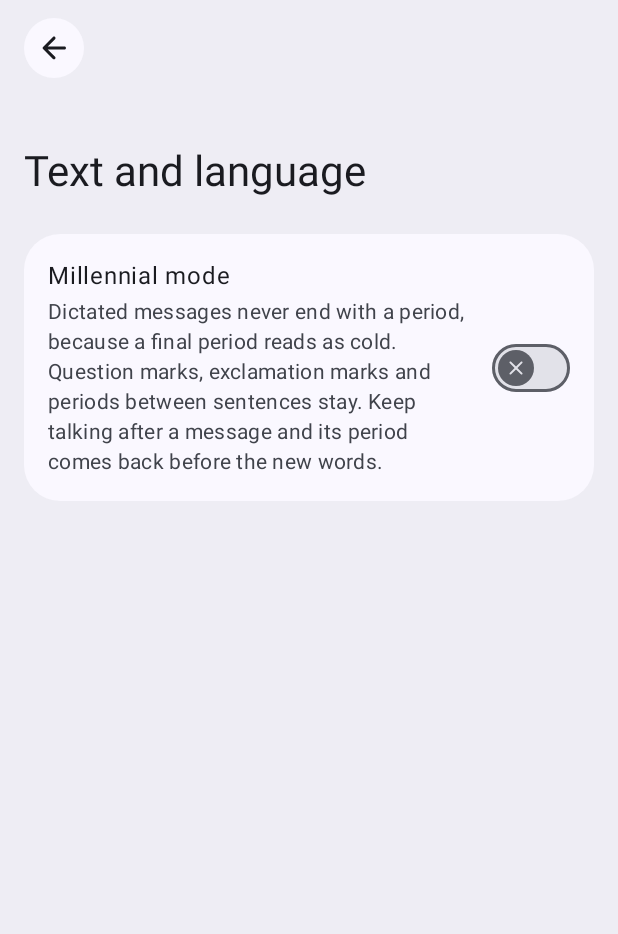
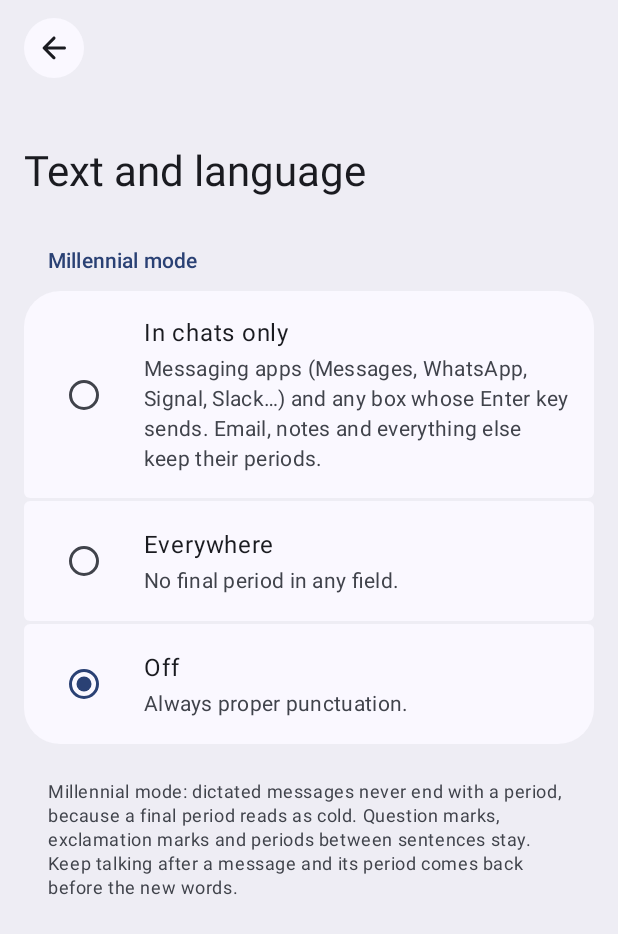
Before and after one commit to ryderdavid/BubbleKeyboard, an Android app built with Jetpack Compose: the composable LanguagePage shown on its own in the app's theme, on a phone screen of 412 x 824 dp. Shown: the top 934 px of the screen. Run offline under Robolectric (Android 15) with nearby library versions, the phone set to English and light mode, and no system bars.

Commit message:
v0.66: "voice bar" spoken commands; millennial mode in chats only
- Say "voice bar" and a command as the last thing, then pause (700 ms): done,
  send, keyboard, clean up (polish so far, keep listening) or cancel, with loose
  wording. The command's words are cut from the dictation.
- Millennial mode is now off / in chats only / everywhere. Chats: known messaging
  apps, short-message fields, or fields whose Enter sends; never email, subject,
  web address or password fields. The old switch's "on" becomes chats only.

Co-Authored-By: Claude Opus 5.5 <noreply@anthropic.com>
Claude-Session: https://claude.ai/code/session_01SYr4DxEVd8KEDXTjVxLCdk

```diff
--- a/app/build.gradle.kts
+++ b/app/build.gradle.kts
@@ -13,8 +13,8 @@ android {
         applicationId = "com.ryderdavid.bubblekeyboard"
         minSdk = 26
         targetSdk = 37
-        versionCode = 65
-        versionName = "0.65"
+        versionCode = 66
+        versionName = "0.66"
     }
 
     // The release key lives outside the repo (on Ryder's Mac at ~/Code/BubbleKeyboard-signing/).
--- a/app/src/main/java/com/ryderdavid/bubblekeyboard/Prefs.kt
+++ b/app/src/main/java/com/ryderdavid/bubblekeyboard/Prefs.kt
@@ -11,7 +11,16 @@ object Prefs {
     /** Start dictating as soon as a text box opens the keyboard. */
     const val AUTO_LISTEN = "auto_listen"
     const val DEFAULT_AUTO_LISTEN = false
+    /** The old on/off switch for millennial mode; read once to carry it over to [MILLENNIAL_WHERE]. */
     const val MILLENNIAL = "millennial_mode"
+    /** Where millennial mode applies: "off", "chats" (messaging apps and message boxes) or "everywhere". */
+    const val MILLENNIAL_WHERE = "millennial_where"
+    const val MILLENNIAL_OFF = "off"
+    const val MILLENNIAL_CHATS = "chats"
+    const val MILLENNIAL_EVERYWHERE = "everywhere"
+    /** "Voice bar, send" and friends: spoken commands while dictating. */
+    const val VOICE_COMMANDS = "voice_commands"
+    const val DEFAULT_VOICE_COMMANDS = true
     const val GBOARD_BUBBLE_X = "gboard_bubble_x"
     const val GBOARD_BUBBLE_GAP = "gboard_bubble_gap"
     /** How the way back from Gboard looks: a bar on top of Gboard, a button in its voice-key spot, or a floating bubble. */
@@ -55,5 +64,12 @@ object Prefs {
         return enabled.split(':').map { it.substringBefore(';') }.firstOrNull { it.startsWith("$GBOARD_PACKAGE/") }
     }
 
+    /** Where millennial mode applies; the old switch's "on" becomes chats only. */
+    fun millennialWhere(context: Context): String {
+        val p = get(context)
+        p.getString(MILLENNIAL_WHERE, null)?.let { return it }
+        return if (p.getBoolean(MILLENNIAL, DEFAULT_MILLENNIAL)) MILLENNIAL_CHATS else MILLENNIAL_OFF
+    }
+
     fun get(context: Context): SharedPreferences = context.getSharedPreferences(FILE, Context.MODE_PRIVATE)
 }
--- a/app/src/main/java/com/ryderdavid/bubblekeyboard/SettingsActivity.kt
+++ b/app/src/main/java/com/ryderdavid/bubblekeyboard/SettingsActivity.kt
@@ -41,6 +41,7 @@ import androidx.compose.material.icons.rounded.Apps
 import androidx.compose.material.icons.rounded.AutoAwesome
 import androidx.compose.material.icons.rounded.DeleteSweep
 import androidx.compose.material.icons.rounded.Payments
+import androidx.compose.material.icons.rounded.RecordVoiceOver
 import androidx.compose.material.icons.rounded.Cancel
 import androidx.compose.material.icons.rounded.Settings
 import androidx.compose.material.icons.rounded.CheckCircle
@@ -393,6 +394,7 @@ private fun VoicePage(setup: SettingsActivity.Setup, refresh: () -> Unit, onBack
     val (live, setLive) = boolPref(Prefs.VOICE_LIVE, Prefs.DEFAULT_VOICE_LIVE)
     val (autoListen, setAutoListen) = boolPref(Prefs.AUTO_LISTEN, Prefs.DEFAULT_AUTO_LISTEN)
     val (cleanup, setCleanup) = boolPref(Prefs.CLEANUP, Prefs.DEFAULT_CLEANUP)
+    val (commands, setCommands) = boolPref(Prefs.VOICE_COMMANDS, Prefs.DEFAULT_VOICE_COMMANDS)
     val (silence, setSilence) = intPref(Prefs.SILENCE_TIMEOUT, Prefs.DEFAULT_SILENCE_TIMEOUT, Prefs.SILENCE_TIMEOUT_RANGE)
     var keysVersion by remember { mutableIntStateOf(0) } // re-reads the keys' saved state after a dialog
     var editing by remember { mutableStateOf<String?>(null) }
@@ -438,6 +440,15 @@ private fun VoicePage(setup: SettingsActivity.Setup, refresh: () -> Unit, onBack
             { SwitchRow(stringResource(R.string.auto_listen), stringResource(R.string.auto_listen_summary), autoListen, onChange = setAutoListen) },
             { SwitchRow(stringResource(R.string.voice_live), stringResource(R.string.voice_live_summary), live, onChange = setLive) },
             { SliderRow(stringResource(R.string.silence_timeout), stringResource(R.string.silence_timeout_summary), silence, Prefs.SILENCE_TIMEOUT_RANGE, { "$it s" }, onCommit = setSilence) },
+        ))
+        group(R.string.group_commands, listOf(
+            { SwitchRow(stringResource(R.string.voice_commands), stringResource(R.string.voice_commands_summary), commands, onChange = setCommands) },
+            {
+                SettingRow(
+                    stringResource(R.string.voice_commands_list_title), stringResource(R.string.voice_commands_list), enabled = commands,
+                    leading = { RowIcon(Icons.Rounded.RecordVoiceOver, cs.surfaceContainerHighest, cs.onSurfaceVariant) },
+                )
+            },
         ))
         group(R.string.group_cleanup, listOf(
             { SwitchRow(stringResource(R.string.voice_cleanup), stringResource(R.string.voice_cleanup_summary), cleanup, onChange = setCleanup) },
@@ -595,11 +606,17 @@ private fun ModelDialog(current: String, onSave: (String) -> Unit, onDismiss: ()
 
 @Composable
 private fun LanguagePage(onBack: () -> Unit) {
-    val (millennial, setMillennial) = boolPref(Prefs.MILLENNIAL, Prefs.DEFAULT_MILLENNIAL)
+    val context = LocalContext.current
+    val prefs = rememberPrefs()
+    var where by remember { mutableStateOf(Prefs.millennialWhere(context)) }
+    val setWhere = { v: String -> where = v; prefs.edit { putString(Prefs.MILLENNIAL_WHERE, v) } }
     SettingsPage(stringResource(R.string.page_language), onBack) {
-        group(rows = listOf(
-            { SwitchRow(stringResource(R.string.millennial_mode), stringResource(R.string.millennial_mode_summary), millennial, onChange = setMillennial) },
+        group(R.string.millennial_mode, listOf(
+            { StyleRow(stringResource(R.string.millennial_chats), stringResource(R.string.millennial_chats_summary), where == Prefs.MILLENNIAL_CHATS) { setWhere(Prefs.MILLENNIAL_CHATS) } },
+            { StyleRow(stringResource(R.string.millennial_everywhere), stringResource(R.string.millennial_everywhere_summary), where == Prefs.MILLENNIAL_EVERYWHERE) { setWhere(Prefs.MILLENNIAL_EVERYWHERE) } },
+            { StyleRow(stringResource(R.string.millennial_off), stringResource(R.string.millennial_off_summary), where == Prefs.MILLENNIAL_OFF) { setWhere(Prefs.MILLENNIAL_OFF) } },
         ))
+        item { Footnote(stringResource(R.string.millennial_mode_summary)) }
     }
 }
 
--- a/app/src/main/res/values/strings.xml
+++ b/app/src/main/res/values/strings.xml
@@ -26,7 +26,18 @@
     <string name="voice_live">Type as you speak</string>
     <string name="voice_live_summary">Words appear in the text field as you talk, and the polished version replaces them when it\'s ready. Off: words preview in the voice bar and are typed when you finish. Password fields always preview.</string>
     <string name="millennial_mode">Millennial mode</string>
-    <string name="millennial_mode_summary">Dictated messages never end with a period, because a final period reads as cold. Question marks, exclamation marks and periods between sentences stay. Keep talking after a message and its period comes back before the new words.</string>
+    <string name="millennial_mode_summary">Millennial mode: dictated messages never end with a period, because a final period reads as cold. Question marks, exclamation marks and periods between sentences stay. Keep talking after a message and its period comes back before the new words.</string>
+    <string name="millennial_chats">In chats only</string>
+    <string name="millennial_chats_summary">Messaging apps (Messages, WhatsApp, Signal, Slack…) and any box whose Enter key sends. Email, notes and everything else keep their periods.</string>
+    <string name="millennial_everywhere">Everywhere</string>
+    <string name="millennial_everywhere_summary">No final period in any field.</string>
+    <string name="millennial_off">Off</string>
+    <string name="millennial_off_summary">Always proper punctuation.</string>
+    <string name="group_commands">Voice bar commands</string>
+    <string name="voice_commands">Spoken commands</string>
+    <string name="voice_commands_summary">While dictating, say “voice bar” and a command as the last thing, then pause. The command runs and isn\'t typed.</string>
+    <string name="voice_commands_list_title">Commands</string>
+    <string name="voice_commands_list">“Voice bar, done”: finish (polished)\n“Voice bar, send”: finish, then send\n“Voice bar, keyboard”: finish, then Gboard\n“Voice bar, clean up”: polish so far, keep listening\n“Voice bar, cancel”: throw it away\nLoose wording works too: “finish”, “send it”, “type”, “polish”, “never mind”, “scratch that”…</string>
     <string name="silence_timeout">Stop listening after silence</string>
     <string name="silence_timeout_summary">Dictation finishes by itself after this long without a recognized word (background noise doesn\'t count). Halfway there (at most 5 seconds in) what you\'ve said so far is cleaned up while it keeps listening; keep talking and the next cleanup sees both, so corrections still work.</string>
     <string name="back">Back</string>
@@ -36,7 +47,7 @@
     <string name="page_look_summary">Layout, typing with Gboard, the way back</string>
     <string name="page_voice">Voice typing</string>
     <string name="page_language">Text and language</string>
-    <string name="page_language_summary">Millennial mode</string>
+    <string name="page_language_summary">Millennial mode, in chats or everywhere</string>
     <string name="page_help">How to use it</string>
     <string name="page_help_summary">Talking, typing, the cursor pad</string>
     <string name="page_try">Try it</string>
@@ -83,7 +94,7 @@
     <string name="voice_anthropic_help">Create one at console.anthropic.com under API keys and paste it here.</string>
     <string name="voice_model_default">Use default</string>
     <string name="help_talk_title">Talk</string>
-    <string name="help_talk">Tap Voice and talk; the words go straight into the field. Pause and what you\'ve said is polished while it keeps listening. Tap ✓ to finish (always polished), or the red ✕ to throw it away. It also finishes by itself after a stretch of silence. Slide sideways on the idle Voice pill to move the cursor.</string>
+    <string name="help_talk">Tap Voice and talk; the words go straight into the field. Pause and what you\'ve said is polished while it keeps listening. Tap the pill to finish (always polished), hold it to finish and send, or tap the red ✕ to throw it away. Or say “voice bar, done” (or send, keyboard, clean up, cancel) at the end. It also finishes by itself after a stretch of silence. Slide sideways on the idle Voice pill to move the cursor.</string>
     <string name="help_edit_title">Delete</string>
     <string name="help_edit">Tap ⌫ to delete a character; tap then hold to keep deleting. With three wide buttons, holding ⌫ opens return, space and delete under your finger; with seven equal buttons, space and return are on the bar and holding ⌫ keeps deleting.</string>
     <string name="try_tip">Tap Voice and talk; tap ABC to type with Gboard.</string>
```
Also changed, not shown: app/src/main/java/com/ryderdavid/bubblekeyboard/BubbleKeyboardService.kt (+59 -2 lines), app/src/main/java/com/ryderdavid/bubblekeyboard/voice/ChatApps.kt (added, +62 -0 lines), app/src/main/java/com/ryderdavid/bubblekeyboard/voice/DictationController.kt (+22 -4 lines), app/src/main/java/com/ryderdavid/bubblekeyboard/voice/VoiceCommands.kt (added, +58 -0 lines), 4 other files.
